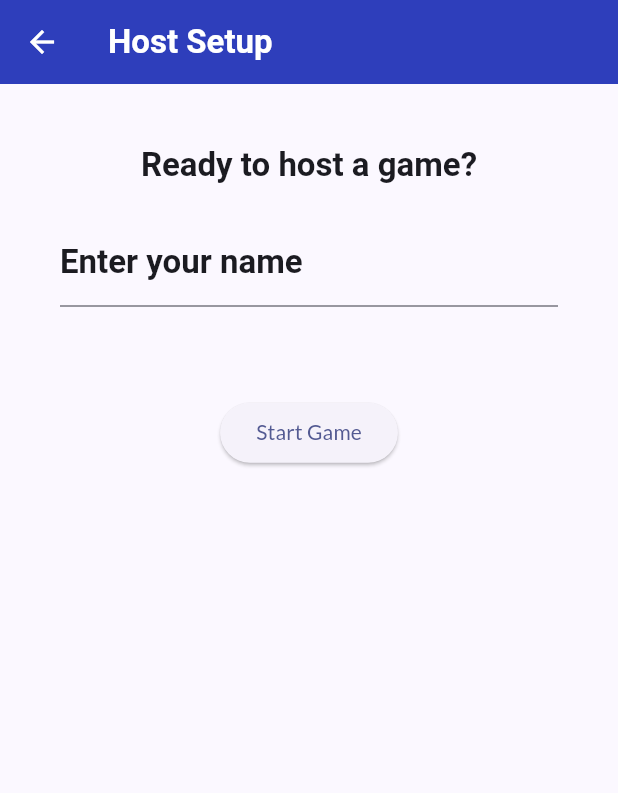
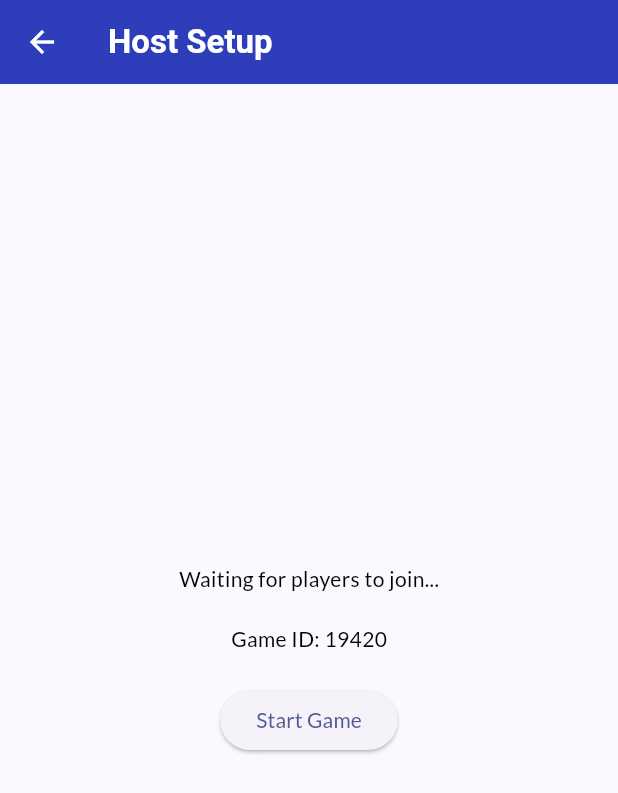
Before and after one commit to YehudaShani/Wavelength, a Flutter app: the HostSetupScreen screen opened directly, after a tap on "Start Game", on a phone screen of 412 x 824 dp. Shown: the top 793 px of the screen. Run offline on Flutter 3.47's test engine with Material 3 defaults, Android fonts, the light colour scheme and no system bars; our stand-ins replace firebase_core, firebase_database, google_fonts, sleek_circular_slider; accounts and stored records are empty.

Commit message:
players able to join, prob better to create game logic at host screen

```diff
--- a/lib/screens/host_setup_screen.dart
+++ b/lib/screens/host_setup_screen.dart
@@ -2,6 +2,7 @@ import 'dart:math';
 
 import 'package:flutter/material.dart';
 import 'package:firebase_database/firebase_database.dart';
+import 'package:wavelength/screens/game_screen.dart';
 
 final random = Random();
 
@@ -14,10 +15,11 @@ class HostSetupScreen extends StatefulWidget {
 class _HostSetupScreenState extends State<HostSetupScreen> {
   final databaseReference = FirebaseDatabase.instance.ref();
   final gameNumber = random.nextInt(100000).toString();
+  bool gameCreated = false;
 
   String playerName = '';
 
-  void startGame() {
+  void createGame() {
     print('Saving Game Info');
     databaseReference
         .child('games')
@@ -26,10 +28,31 @@ class _HostSetupScreenState extends State<HostSetupScreen> {
           'host': playerName,
           'players': [playerName],
           'rounds': 5,
-          'currentQuestion': 0,
+          'players joining': true,
         })
         .then((value) => print('Game Info Saved'))
         .catchError((error) => print('Failed to save game info: $error'));
+    setState(() {
+      gameCreated = true;
+    });
+  }
+
+  void startGame() {
+    databaseReference
+        .child('games')
+        .child(gameNumber)
+        .update({
+          'players joining': false,
+        })
+        .then((value) => print('Game Started'))
+        .catchError((error) => print('Failed to start game: $error'));
+
+    Navigator.pushAndRemoveUntil(context, MaterialPageRoute(builder: (context) {
+      return GameScreen(
+        gameId: gameNumber,
+        playerName: playerName,
+      );
+    }), (route) => false);
   }
 
   @override
@@ -38,7 +61,8 @@ class _HostSetupScreenState extends State<HostSetupScreen> {
       appBar: AppBar(
         title: const Text('Host Setup'),
       ),
-        body: Padding(
+      body: !gameCreated
+          ? (Padding(
               padding: const EdgeInsets.all(40),
               child: Column(children: [
                 Center(
@@ -61,8 +85,24 @@ class _HostSetupScreenState extends State<HostSetupScreen> {
                 ),
                 const SizedBox(height: 60),
                 ElevatedButton(
-                onPressed: startGame, child: const Text('Start Game')),
+                    onPressed: createGame, child: const Text('Start Game')),
               ]),
-        ));
+            ))
+          : Center(
+              child: Column(
+                mainAxisAlignment: MainAxisAlignment.center,
+                children: [
+                  const Text('Waiting for players to join...'),
+                  const SizedBox(height: 20),
+                  Text('Game ID: $gameNumber'),
+                  SizedBox(height: 20),
+                  ElevatedButton(
+                    onPressed: startGame,
+                    child: const Text('Start Game'),
+                  ),
+                ],
+              ),
+            ),
+    );
   }
 }
--- a/lib/screens/joining_screen.dart
+++ b/lib/screens/joining_screen.dart
@@ -30,6 +30,11 @@ class _JoiningScreenState extends State<JoiningScreen> {
           print('Player already in game');
           return;
         }
+        final canJoin = game['players joining'] as bool;
+        if (!canJoin) {
+          print('Game already started');
+          return;
+        }
         databaseReference.child('games').child(gameId).update({
           'players': [...players, name],
         }).then((value) => print('Player added to game'));
@@ -37,6 +42,7 @@ class _JoiningScreenState extends State<JoiningScreen> {
             MaterialPageRoute(builder: (context) {
           return GameScreen(
             gameId: gameId,
+            playerName: name,
           );
         }), (route) => false);
       } else {
--- /dev/null
+++ b/lib/utils/firebase_utils.dart
@@ -0,0 +1,12 @@
+import 'package:firebase_database/firebase_database.dart';
+
+final databaseReference = FirebaseDatabase.instance.ref();
+
+Future<List<String>> getPlayers(String gameId) async {
+  final players = await databaseReference
+      .child('games')
+      .child(gameId)
+      .child('players')
+      .get();
+  return players.value as List<String>;
+}
--- a/lib/utils/question_utils.dart
+++ b/lib/utils/question_utils.dart
@@ -25,3 +25,17 @@ String getQuestionBottomLabel(List<String> question) {
 String getQuestionTopLabel(List<String> question) {
   return question[2];
 }
+
+Map<dynamic, dynamic> buildGameMap(
+    List<List<String>> questionsData, List<String> players, int rounds) {
+  var game = {};
+  for (int i = 0; i < players.length * rounds; i++) {
+    game[i] = {
+      'questionsData': questionsData,
+      'current player': players[i % players.length],
+      'round': i,
+      'phase': 'guessing',
+    };
+  }
+  return game;
+}
```
Also changed, not shown: lib/screens/game_screen.dart (+4 -6 lines). Lines whose indentation alone changed are shown as unchanged.
